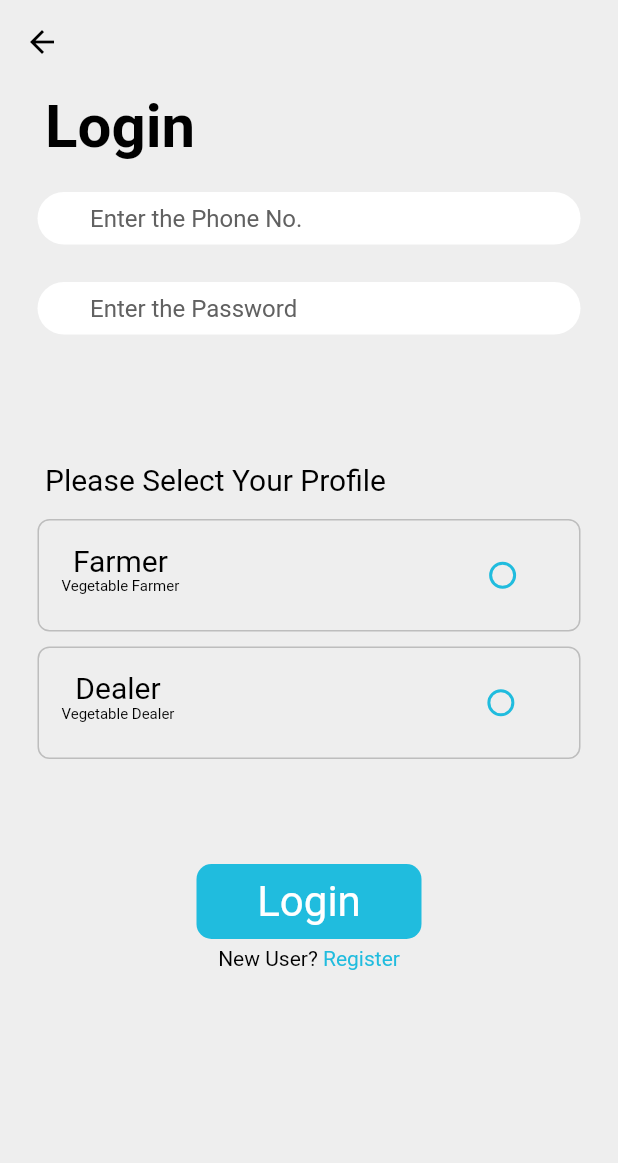
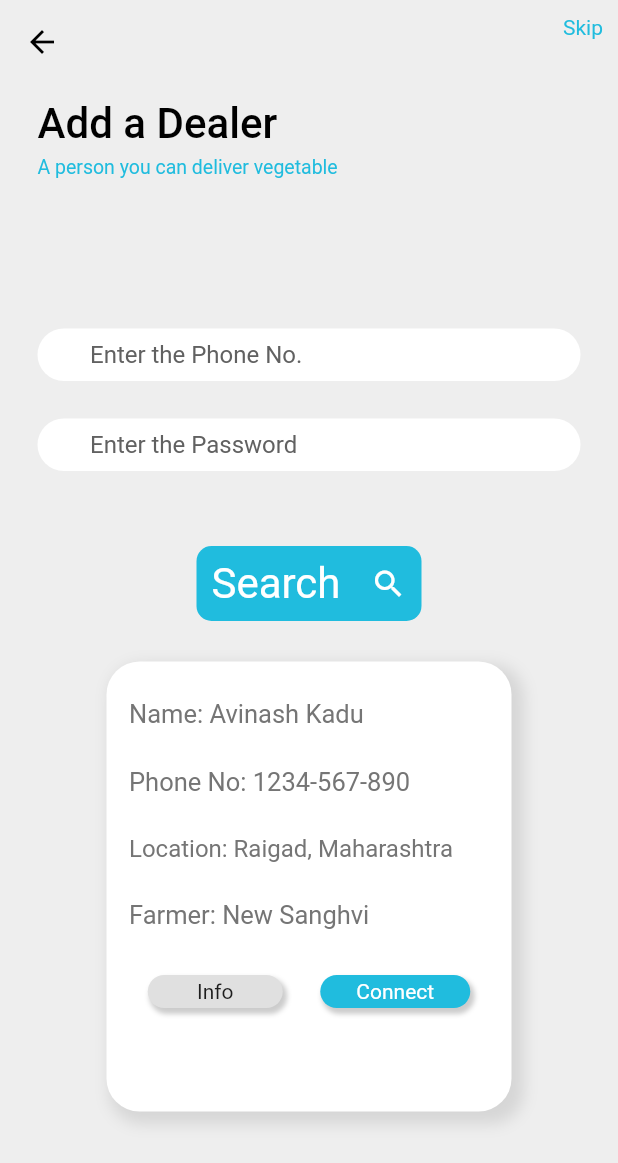
Before and after one commit to The-Robotics-Forum/flutter-ui-templates, a Flutter app: the screen it shows after launch, on a phone screen of 412 x 824 dp. Shown: the top 1163 px of the screen. Run offline on Flutter 3.47's test engine with Material 2 defaults, Android fonts, the phone set to English and light mode, and no system bars; our stand-ins replace animated_splash_screen, battery_plus, carousel_slider, fl_chart, flutter_map, flutter_spinkit and 16 more; missing offline and left inert: battery_indicator, flutter_settings_ui, qr_code_scanner, tab_container, torch_light; project files that could hold a hidden picture were left out.

Commit message:
Dealer Screen 2 (#131)
* #105 Fixed Dealer Screens

* #105 Fixed Dealer Screens

* #105 Fixed Dealer Screens

* #106 Fixed Dealer Screens 2

```diff
--- a/projects/ev_stations/lib/screens/users/ChargingProgress.dart
+++ b/projects/ev_stations/lib/screens/users/ChargingProgress.dart
@@ -1,3 +1,4 @@
+import 'package:ev_stations/screens/users/success.dart';
 import 'package:flutter/material.dart';
 import 'package:syncfusion_flutter_gauges/gauges.dart';
 class ChargingProgress extends StatefulWidget {
@@ -8,7 +9,7 @@ class ChargingProgress extends StatefulWidget {
 }
 
 class _ChargingProgressState extends State<ChargingProgress> {
-  double progressValue = 36.0;
+  double progressValue = 51.0;
   @override
   Widget build(BuildContext context) {
     return Scaffold(
@@ -175,7 +176,10 @@ class _ChargingProgressState extends State<ChargingProgress> {
                 ),
                 height: 50,
                 width: 330,
-                child: const Center(child:  Text('STOP',style: TextStyle(color: Colors.white,fontSize: 25,letterSpacing:10),),),
+                child: Center(child:  GestureDetector(onTap: (){
+                  Navigator.push(context, MaterialPageRoute(builder: (context)=> const SuccessScreen()));
+                },
+                    child: Text('STOP',style: TextStyle(color: Colors.white,fontSize: 25,letterSpacing:10),)),),
               ),
             ),
           )
--- a/projects/ev_stations/lib/screens/users/charging.dart
+++ b/projects/ev_stations/lib/screens/users/charging.dart
@@ -1,5 +1,8 @@
 // charging
 import 'package:flutter/material.dart';
+
+import 'confirming.dart';
+import 'connection.dart';
 
 class ChargingScreen extends StatefulWidget {
   const ChargingScreen({Key? key}) : super(key: key);
@@ -412,7 +415,11 @@ class _ChargingScreenState extends State<ChargingScreen> {
                 decoration: BoxDecoration(
                     color: const Color(0xFF20BCDE),
                     borderRadius: BorderRadius.circular(10)),
-                child: const Center(
+                child: Center(
+                  child: GestureDetector(
+                    onTap: (){
+                      Navigator.push(context, MaterialPageRoute(builder: (context)=> const ConfirmingScreen()));
+                    },
                     child: Text('Estimate',
                         style: TextStyle(
                           fontSize: 20,
@@ -423,6 +430,7 @@ class _ChargingScreenState extends State<ChargingScreen> {
                   ),
                 ),
               ),
+            ),
           ],
         ),
       ),
--- a/projects/ev_stations/lib/screens/users/confirming.dart
+++ b/projects/ev_stations/lib/screens/users/confirming.dart
@@ -1,4 +1,5 @@
 // confirming
+import 'package:ev_stations/screens/users/connection.dart';
 import 'package:flutter/material.dart';
 import 'package:slide_to_act/slide_to_act.dart';
 
@@ -115,7 +116,7 @@ class _ConfirmingScreenState extends State<ConfirmingScreen> {
                 outerColor: const Color(0xFF20BCDE),
                 onSubmit: () {
                   Navigator.of(context).push(MaterialPageRoute(
-                      builder: (context) => const ChargingProgress()));
+                      builder: (context) => const Connection()));
                 },
                 sliderButtonIconPadding: 8,
 
--- a/projects/ev_stations/lib/screens/users/connection.dart
+++ b/projects/ev_stations/lib/screens/users/connection.dart
@@ -1,9 +1,26 @@
 // connection
+import 'dart:async';
+
 import 'package:flutter/material.dart';
 
-class Connection extends StatelessWidget {
+import 'ChargingProgress.dart';
+
+class Connection extends StatefulWidget {
   const Connection({Key? key}) : super(key: key);
 
+  @override
+  State<Connection> createState() => _ConnectionState();
+}
+
+class _ConnectionState extends State<Connection> {
+  @override
+  void initState() {
+    super.initState();
+    Timer(
+        const Duration(seconds: 2),
+            () => Navigator.pushReplacement(context,
+            MaterialPageRoute(builder: (context) => const ChargingProgress())));
+  }
   @override
   Widget build(BuildContext context) {
     return Scaffold(
--- a/projects/ev_stations/lib/screens/users/scan_qr_code.dart
+++ b/projects/ev_stations/lib/screens/users/scan_qr_code.dart
@@ -5,6 +5,8 @@ import 'package:qr_code_scanner/qr_code_scanner.dart';
 import 'package:url_launcher/url_launcher.dart';
 import 'package:lottie/lottie.dart';
 import 'package:torch_light/torch_light.dart';
+
+import 'charging.dart';
 
 class Scanner extends StatefulWidget {
   const Scanner({Key? key}) : super(key: key);
@@ -16,6 +18,7 @@ class Scanner extends StatefulWidget {
 class _ScannerState extends State<Scanner> {
   final GlobalKey qrKey = GlobalKey(debugLabel: 'QR');
   late QRViewController controller;
+
 
   @override
   void dispose() {
@@ -89,8 +92,7 @@ class _ScannerState extends State<Scanner> {
                 TextButton(
                   child: const Text('Ok'),
                   onPressed: () {
-                    Navigator.of(context).pop();
-                    _launchInBrowser(Uri.parse((scanData.code)!));
+                    Navigator.push(context, MaterialPageRoute(builder: (context)=> const ChargingScreen()));
                   },
                 ),
               ],
--- a/projects/vegetable_app/lib/main.dart
+++ b/projects/vegetable_app/lib/main.dart
@@ -1,16 +1,9 @@
 import 'package:flutter/material.dart';
 import 'package:vegetable_app/screens/best_farmers.dart';
-import 'package:vegetable_app/screens/cluster_map.dart';
 import 'package:vegetable_app/screens/dashboard.dart';
-
-import 'package:vegetable_app/screens/dealer_screen.dart';
-
 import 'package:vegetable_app/screens/data_entry.dart';
+import 'package:vegetable_app/screens/dealer_screen_2.dart';
 import 'package:vegetable_app/screens/notification.dart';
-import 'package:vegetable_app/screens/register.dart';
-import 'package:vegetable_app/screens/select_language.dart';
-import 'package:vegetable_app/screens/register.dart';
-import 'package:vegetable_app/screens/select_language.dart';
 import 'package:vegetable_app/screens/register.dart';
 import 'package:vegetable_app/screens/select_language.dart';
 
@@ -49,7 +42,8 @@ class MyApp extends StatelessWidget {
         // is not restarted.
         primarySwatch: Colors.blue,
       ),
-      home: const LoginScreen(),
+
+      home: const DealerScreen2(),
     );
   }
 }
--- /dev/null
+++ b/projects/vegetable_app/lib/screens/dealer_screen_2.dart
@@ -0,0 +1,222 @@
+import 'package:flutter/material.dart';
+
+class DealerScreen2 extends StatefulWidget {
+  const DealerScreen2({Key? key}) : super(key: key);
+
+  @override
+  _DealerScreen2State createState() => _DealerScreen2State();
+}
+
+class _DealerScreen2State extends State<DealerScreen2> {
+  var _value;
+  @override
+  Widget build(BuildContext context) {
+    return Scaffold(
+      backgroundColor: const Color(0xFFEEEEEE),
+      appBar: AppBar(
+        leading: InkWell(onTap: (){Navigator.pop(context);},child:  Icon(Icons.arrow_back,color: Colors.black,)),
+        backgroundColor: Colors.transparent,
+        elevation: 0,
+        actions: const [
+          Padding(
+            padding: EdgeInsets.all(10.0),
+            child: Text(
+              'Skip',
+              style: TextStyle(color: Color(0xFF20BCDE)),
+            ),
+          )
+        ],
+      ),
+      body: SingleChildScrollView(
+        child: Column(
+          crossAxisAlignment: CrossAxisAlignment.start,
+          children: [
+            const Padding(
+              padding: EdgeInsets.only(left: 25, top: 10),
+              child: Text(
+                'Add a Dealer',
+                style: TextStyle(
+                    color: Colors.black,
+                    fontSize: 28,
+                    fontWeight: FontWeight.w500),
+              ),
+            ),
+            const Padding(
+              padding: EdgeInsets.only(left: 25.0, top: 5),
+              child: Text(
+                'A person you can deliver vegetable',
+                style: TextStyle(color: Color(0xFF20BCDE), fontSize: 13),
+              ),
+            ),
+            const SizedBox(
+              height: 100,
+            ),
+            Container(
+              padding: const EdgeInsets.only(left: 25, right: 25),
+              height: 35,
+              child: TextField(
+                decoration: InputDecoration(
+                  border: OutlineInputBorder(borderRadius: BorderRadius.circular(22.0), borderSide: BorderSide.none),
+                  fillColor: Colors.white,
+                  filled: true,
+                  contentPadding: const EdgeInsets.only(top: 5, left: 35),
+                  hintText: 'Enter the Phone No.',
+                  hintStyle:  TextStyle(color: Colors.grey[700]),
+                ),
+              ),
+            ),
+            const SizedBox(
+              height: 25,
+            ),
+            Container(
+              padding: const EdgeInsets.only(left: 25, right: 25),
+              height: 35,
+              child: TextField(
+                obscureText: true,
+                decoration: InputDecoration(
+                  border: OutlineInputBorder(borderRadius: BorderRadius.circular(22.0), borderSide: BorderSide.none),
+                  fillColor: Colors.white,
+                  filled: true,
+                  contentPadding: const EdgeInsets.only(top: 5, left: 35),
+                  hintText: 'Enter the Password',
+                  hintStyle:  TextStyle(color: Colors.grey[700]),
+                ),
+              ),
+            ),
+            const SizedBox(
+              height: 50,
+            ),
+            GestureDetector(
+              onTap: (){
+                //Navigator.push(context, MaterialPageRoute(builder: (context)=> const MyHomePage(title: 'Dashboard')));
+              },
+              child: Center(
+                child: Container(
+                  width: 150,
+                  height: 50,
+                  decoration: BoxDecoration(
+                      color: const Color(0xFF20BCDE),
+                      borderRadius: BorderRadius.circular(10)
+                  ),
+                  child: Center(child: Row(
+                    mainAxisAlignment: MainAxisAlignment.spaceAround,
+                    children: const [
+                      Text('Search',style: TextStyle(color: Colors.white,fontSize: 28),),
+
+                      Icon(Icons.search,color: Colors.white,)
+                    ],
+                  )),
+                ),
+              ),
+            ),
+            const SizedBox(height: 5,),
+            Center(
+              child: Padding(
+                padding: const EdgeInsets.all(22.0),
+                child: Container(
+                  height: 300,
+                  width: 270,
+                  decoration: BoxDecoration(
+                    color: Colors.white,
+                    borderRadius: BorderRadius.circular(22),
+                    boxShadow: [
+                      BoxShadow(
+                        color: Colors.grey.withOpacity(0.3),
+                        spreadRadius: 3,
+                        blurRadius: 8,
+                        offset: const Offset(5, 5), // changes position of shadow
+                      ),
+                    ],
+                  ),
+                  child: Column(
+                    mainAxisAlignment: MainAxisAlignment.start,
+                    crossAxisAlignment: CrossAxisAlignment.start,
+                    children: [
+                      Padding(
+                        padding: const EdgeInsets.only(left: 15.0, top: 25.0),
+                        child: Text(
+                          'Name: Avinash Kadu',
+                          style: TextStyle(color: Colors.grey[600], fontSize: 17),
+                        ),
+                      ),
+                      Padding(
+                        padding: const EdgeInsets.only(left: 15.0, top: 25.0),
+                        child: Text(
+                          'Phone No: 1234-567-890',
+                          style: TextStyle(color: Colors.grey[600], fontSize: 17),
+                        ),
+                      ),
+                      Padding(
+                        padding: const EdgeInsets.only(left: 15.0, top: 25.0),
+                        child: Text(
+                          'Location: Raigad, Maharashtra',
+                          style: TextStyle(color: Colors.grey[600], fontSize: 16),
+                        ),
+                      ),
+                      Padding(
+                        padding: const EdgeInsets.only(left: 15.0, top: 25.0),
+                        child: Text(
+                          'Farmer: New Sanghvi',
+                          style: TextStyle(color: Colors.grey[600], fontSize: 17),
+                        ),
+                      ),
+                      const SizedBox(
+                        height: 30,
+                      ),
+                      Row(
+                        mainAxisAlignment: MainAxisAlignment.center,
+                        children: [
+                          Container(
+                            height: 22,
+                            width: 90,
+                            decoration: BoxDecoration(
+                              color: Colors.grey[300],
+                              borderRadius: BorderRadius.circular(22),
+                              boxShadow: [
+                                BoxShadow(
+                                  color: Colors.black.withOpacity(0.2),
+                                  spreadRadius: 1,
+                                  blurRadius: 2,
+                                  offset: const Offset(2, 3), // changes position of shadow
+                                ),
+                              ],
+                            ),
+                            child: const Center(child: Text('Info')),
+                          ),
+                          const SizedBox(
+                            width: 25,
+                          ),
+                          Container(
+                            height: 22,
+                            width: 100,
+                            decoration: BoxDecoration(
+                              color: const Color(0xFF20BCDE),
+                              borderRadius: BorderRadius.circular(22),
+                              boxShadow: [
+                                BoxShadow(
+                                  color: Colors.black.withOpacity(0.2),
+                                  spreadRadius: 1,
+                                  blurRadius: 2,
+                                  offset: const Offset(2, 3), // changes position of shadow
+                                ),
+                              ],
+                            ),
+                            child: const Center(
+                                child: Text(
+                                  'Connect',
+                                  style: TextStyle(color: Colors.white),
+                                )),
+                          )
+                        ],
+                      )
+                    ],
+                  ),
+                ),
+              ),
+            )
+          ],
+        ),
+      ),
+    );
+  }
+}
```
Lines whose indentation alone changed are shown as unchanged.
